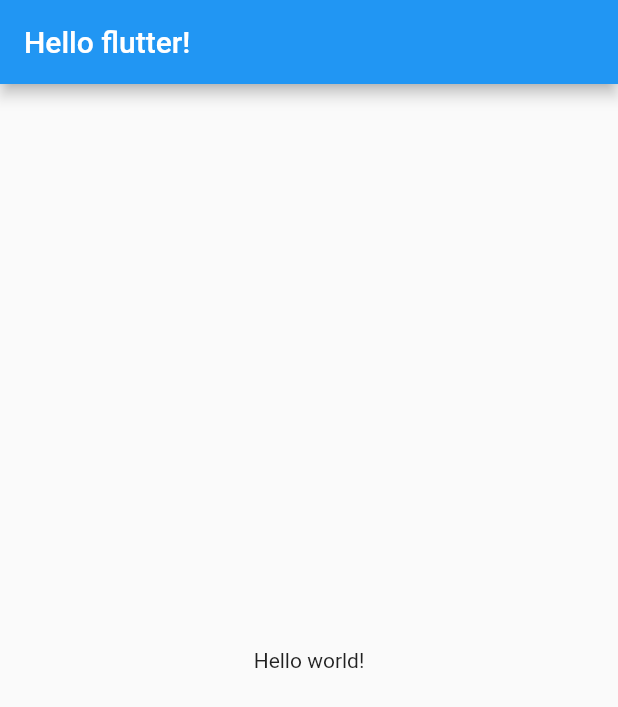
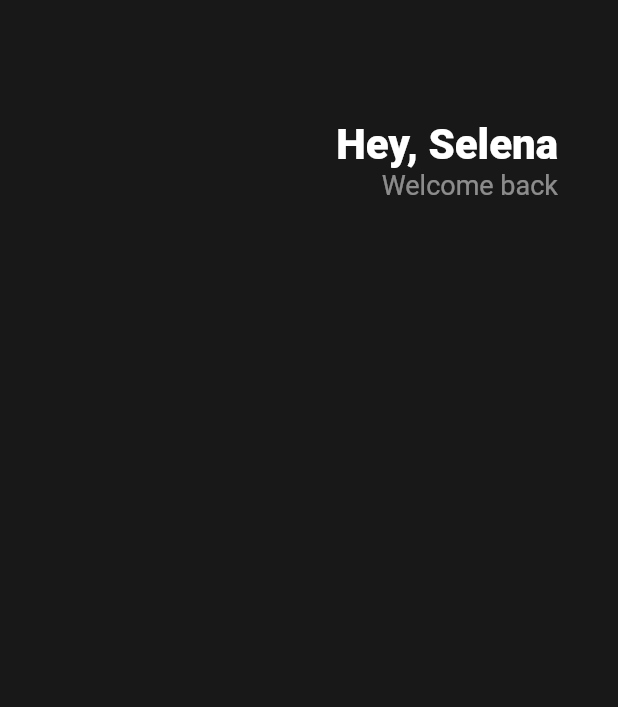
Before and after one commit to YJKimSleepyWorker/toonflix, a Flutter app: the screen it shows after launch, on a phone screen of 412 x 824 dp. Shown: the top 707 px of the screen. Run offline on Flutter 3.47's test engine with Material 2 defaults, Android fonts, the phone set to English and light mode, and no system bars.

Commit message:
헤더에 이것저것 만들어보기
스캐폴드 안에 색상정의, 바이안에 사이즈박스,로우,컬럼 등등
로우의 mainAxisAlignment: 수평 정렬
컬럼의 mainAxisAlignment: 수직 정렬
패딩 주는 방법 등등

```diff
--- a/lib/main.dart
+++ b/lib/main.dart
@@ -1,3 +1,4 @@
+/*
 import 'package:flutter/material.dart';
 
 class Player{
@@ -48,5 +49,59 @@ class App extends StatelessWidget{
     );
   }
 }
-//1. 위젯을 사용할 때 마다 우리는 클래스를 인스턴트 화 하고있다.(new를 생략함.)
-//2.
+//1. 위젯을 사용할 때 마다 우리는 클래스를 인스턴트 화 하고있다.(new를 생략함.)s
+*/
+//////////////////////////////////////////////////////////////
+import 'package:flutter/material.dart';
+
+void main() {
+  runApp(App());
+}
+
+class App extends StatelessWidget{
+  @override
+  Widget build(BuildContext context) {
+    return MaterialApp(
+      home: Scaffold(
+        backgroundColor: Color(0xFF181818),
+        //자동완성 control + space
+        body: Padding(
+          //padding: EdgeInsets.all(10), 전부 10씩 주는것
+          //padding: EdgeInsets.only(right: 40), //상하좌우중 한가지를 구체적으로 정할 수 있는 only
+          padding: EdgeInsets.symmetric(horizontal: 40), //수직패딩과 수평패딩 지정가능
+          child: Column(
+          children: [
+            SizedBox(
+              height: 80,
+            ),
+            Row(
+              mainAxisAlignment: MainAxisAlignment.end,
+              children: [
+                Column(
+                  crossAxisAlignment: CrossAxisAlignment.end,
+                  children: [
+                    Text('Hey, Selena',
+                      style: TextStyle(
+                        color: Colors.white,
+                        fontSize: 28,
+                        fontWeight: FontWeight.w800,
+                      ),
+                    ),
+                    Text('Welcome back',
+                      style: TextStyle(
+                        color: Colors.white.withOpacity(0.5),
+                        fontSize: 18,
+                      ),
+                    ),
+                  ],
+                )
+              ],
+            )
+          ],
+        ),
+
+        ),
+      ),
+    );
+  }
+}
```
